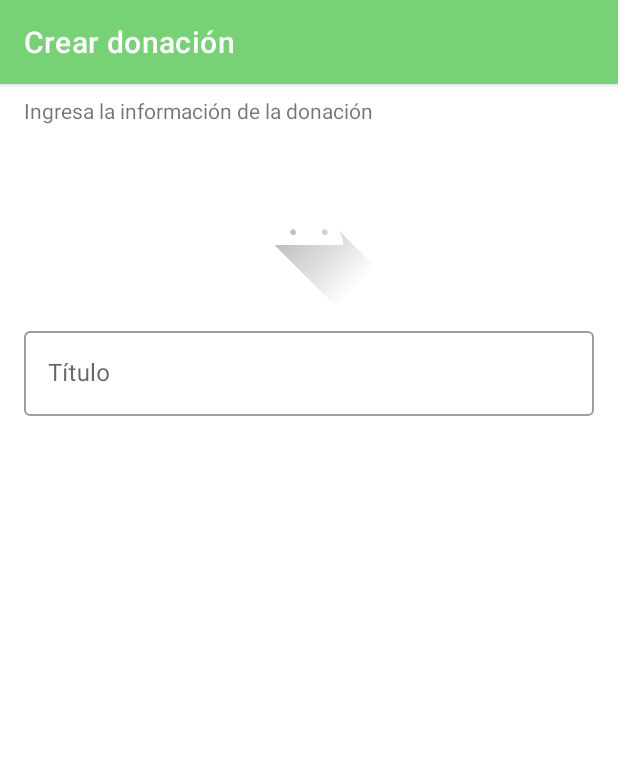
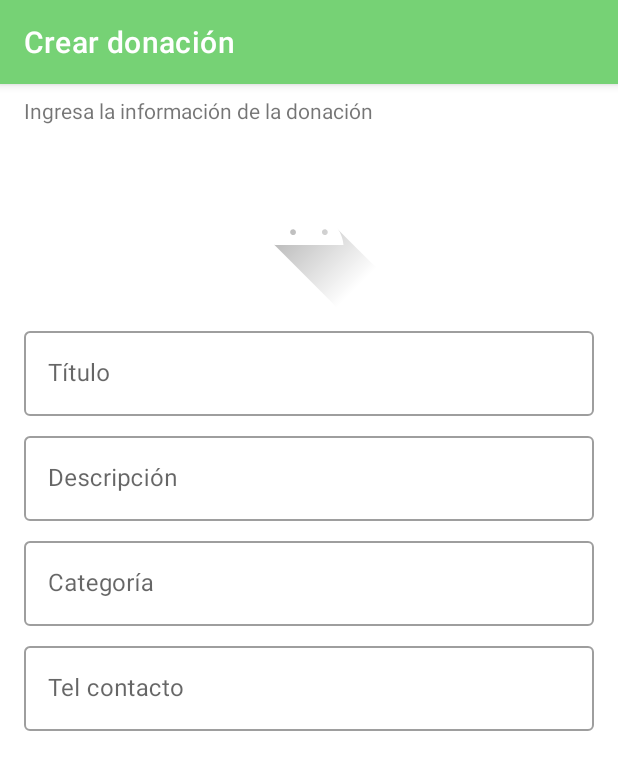
Before and after one commit to xpriidex/donalo, an Android app: the DonationCreateFragment screen opened through its navigation route, on a phone screen of 412 x 824 dp. Shown: the top 770 px of the screen. Run offline under Robolectric (Android 15) with nearby library versions, the phone set to English and light mode, and no system bars; our stand-ins replace navigation-ui.

```diff
--- a/app/src/main/res/layout/donation_create_fragment.xml
+++ b/app/src/main/res/layout/donation_create_fragment.xml
@@ -54,4 +54,67 @@
 
     </com.google.android.material.textfield.TextInputLayout>
 
+    <com.google.android.material.textfield.TextInputLayout
+        android:id="@+id/tilDonateDescription"
+        style="@style/Widget.MaterialComponents.TextInputLayout.OutlinedBox"
+        android:layout_width="match_parent"
+        android:layout_height="wrap_content"
+        android:layout_marginStart="16dp"
+        android:layout_marginTop="8dp"
+        android:layout_marginEnd="16dp"
+        android:hint="Descripción"
+        app:layout_constraintEnd_toEndOf="parent"
+        app:layout_constraintStart_toStartOf="parent"
+        app:layout_constraintTop_toBottomOf="@+id/tilDonateTitle">
+
+        <com.google.android.material.textfield.TextInputEditText
+            android:id="@+id/etDonateDescription"
+            android:layout_width="match_parent"
+            android:layout_height="wrap_content"
+            android:inputType="text" />
+
+    </com.google.android.material.textfield.TextInputLayout>
+
+    <com.google.android.material.textfield.TextInputLayout
+        android:id="@+id/tilDonateCategory"
+        style="@style/Widget.MaterialComponents.TextInputLayout.OutlinedBox"
+        android:layout_width="match_parent"
+        android:layout_height="wrap_content"
+        android:layout_marginStart="16dp"
+        android:layout_marginTop="8dp"
+        android:layout_marginEnd="16dp"
+        android:hint="Categoría"
+        app:layout_constraintEnd_toEndOf="parent"
+        app:layout_constraintStart_toStartOf="parent"
+        app:layout_constraintTop_toBottomOf="@+id/tilDonateDescription">
+
+        <com.google.android.material.textfield.TextInputEditText
+            android:id="@+id/etDonateCategory"
+            android:layout_width="match_parent"
+            android:layout_height="wrap_content"
+            android:inputType="text" />
+
+    </com.google.android.material.textfield.TextInputLayout>
+
+    <com.google.android.material.textfield.TextInputLayout
+        android:id="@+id/tilDonateContact"
+        style="@style/Widget.MaterialComponents.TextInputLayout.OutlinedBox"
+        android:layout_width="match_parent"
+        android:layout_height="wrap_content"
+        android:layout_marginStart="16dp"
+        android:layout_marginTop="8dp"
+        android:layout_marginEnd="16dp"
+        android:hint="Tel contacto"
+        app:layout_constraintEnd_toEndOf="parent"
+        app:layout_constraintStart_toStartOf="parent"
+        app:layout_constraintTop_toBottomOf="@+id/tilDonateCategory">
+
+        <com.google.android.material.textfield.TextInputEditText
+            android:id="@+id/etDonateContact"
+            android:layout_width="match_parent"
+            android:layout_height="wrap_content"
+            android:inputType="text" />
+
+    </com.google.android.material.textfield.TextInputLayout>
+
 </androidx.constraintlayout.widget.ConstraintLayout>
--- a/app/src/main/res/layout/login_fragment.xml
+++ b/app/src/main/res/layout/login_fragment.xml
@@ -18,10 +18,11 @@
         app:layout_constraintStart_toStartOf="parent"
         app:layout_constraintTop_toBottomOf="@+id/imageView3" />
 
-    <com.google.android.gms.common.SignInButton
+    <Button
         android:id="@+id/btSignInGoogle"
         android:layout_width="wrap_content"
         android:layout_height="52dp"
+        android:text="Ingresar"
         android:layout_marginStart="16dp"
         android:layout_marginEnd="16dp"
         app:layout_constraintBottom_toBottomOf="parent"
```
